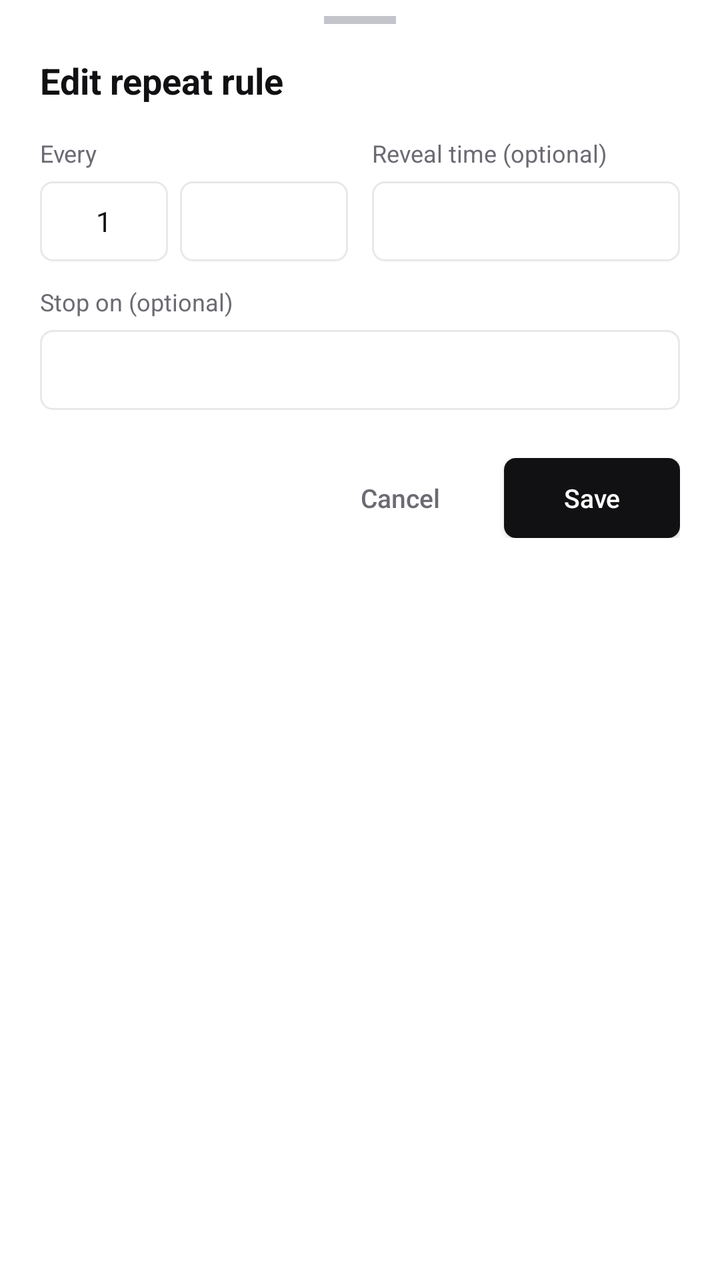
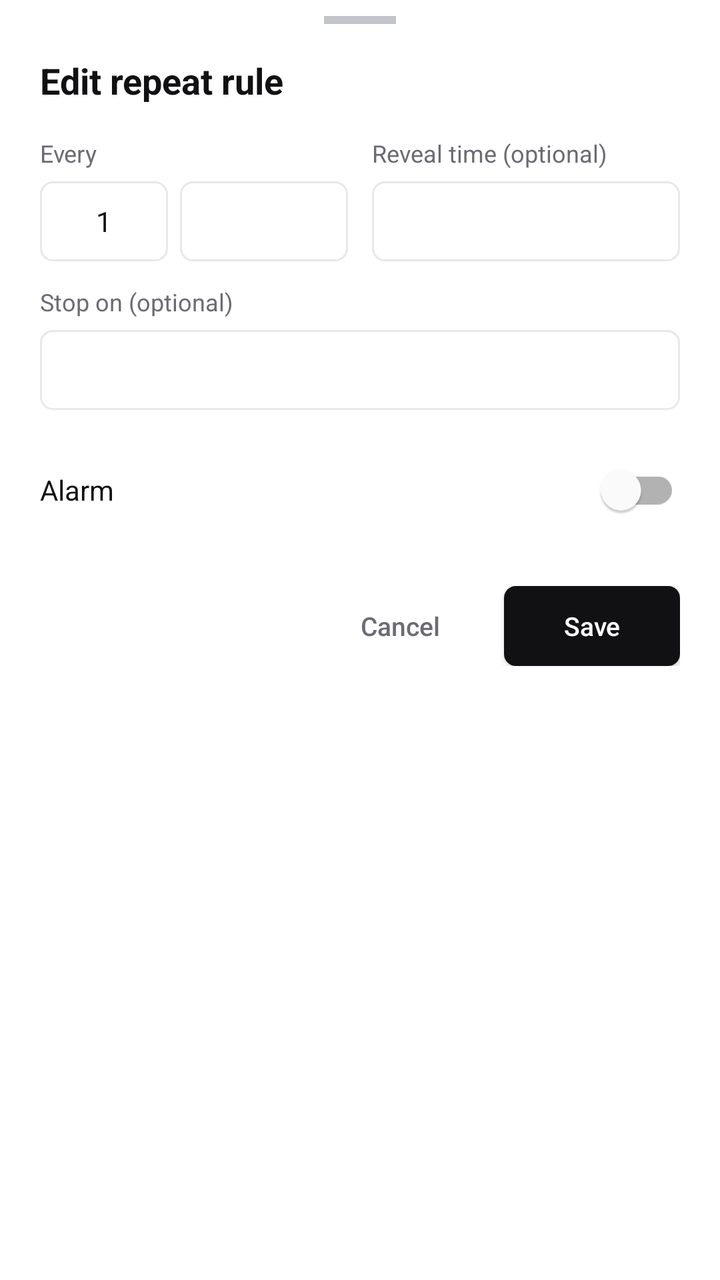

Compare the two renders of this Android layout. The source of the first and the diff that turns it into the second are given below.
<!-- AndroidManifest.xml: application theme Theme.ToDoApp -->
<!-- res/layout/sheet_repeat_editor.xml -->
<?xml version="1.0" encoding="utf-8"?>
<androidx.core.widget.NestedScrollView xmlns:android="http://schemas.android.com/apk/res/android"
    android:layout_width="match_parent"
    android:layout_height="wrap_content"
    android:background="@color/bg">

    <LinearLayout
        android:layout_width="match_parent"
        android:layout_height="wrap_content"
        android:orientation="vertical"
        android:paddingStart="20dp"
        android:paddingTop="8dp"
        android:paddingEnd="20dp"
        android:paddingBottom="20dp">

        <View
            android:layout_width="36dp"
            android:layout_height="4dp"
            android:layout_gravity="center_horizontal"
            android:layout_marginBottom="16dp"
            android:background="@color/muted_2" />

        <TextView
            android:layout_width="wrap_content"
            android:layout_height="wrap_content"
            android:layout_marginBottom="16dp"
            android:text="@string/edit_repeat_rule"
            android:textColor="@color/fg"
            android:textSize="18sp"
            android:textStyle="bold" />

        <include layout="@layout/view_repeat_controls" />

        <LinearLayout
            android:layout_width="match_parent"
            android:layout_height="wrap_content"
            android:layout_marginTop="24dp"
            android:gravity="center_vertical"
            android:orientation="horizontal">

            <Space
                android:layout_width="0dp"
                android:layout_height="1dp"
                android:layout_weight="1" />

            <androidx.appcompat.widget.AppCompatButton
                android:id="@+id/repeat_cancel"
                android:layout_width="wrap_content"
                android:layout_height="40dp"
                android:layout_marginEnd="8dp"
                android:background="@android:color/transparent"
                android:paddingStart="14dp"
                android:paddingEnd="14dp"
                android:text="@string/cancel"
                android:textAllCaps="false"
                android:textColor="@color/muted"
                android:textSize="13sp" />

            <androidx.appcompat.widget.AppCompatButton
                android:id="@+id/repeat_save"
                android:layout_width="wrap_content"
                android:layout_height="40dp"
                android:background="@drawable/bg_btn_filled"
                android:paddingStart="16dp"
                android:paddingEnd="16dp"
                android:text="@string/save"
                android:textAllCaps="false"
                android:textColor="@color/on_accent"
                android:textSize="13sp" />
        </LinearLayout>
    </LinearLayout>
</androidx.core.widget.NestedScrollView>
<!-- res/layout/view_repeat_controls.xml (included above) -->
<?xml version="1.0" encoding="utf-8"?>
<LinearLayout xmlns:android="http://schemas.android.com/apk/res/android"
    android:layout_width="match_parent"
    android:layout_height="wrap_content"
    android:orientation="vertical">

    
    <LinearLayout
        android:layout_width="match_parent"
        android:layout_height="wrap_content"
        android:orientation="horizontal">

        <LinearLayout
            android:layout_width="0dp"
            android:layout_height="wrap_content"
            android:layout_marginEnd="6dp"
            android:layout_weight="1"
            android:orientation="vertical">

            <TextView style="@style/FieldLabel" android:text="@string/repeat_every" />

            <LinearLayout
                android:layout_width="match_parent"
                android:layout_height="wrap_content"
                android:orientation="horizontal">

                <EditText
                    android:id="@+id/repeat_interval"
                    android:layout_width="64dp"
                    android:layout_height="40dp"
                    android:layout_marginEnd="6dp"
                    android:background="@drawable/bg_input"
                    android:gravity="center"
                    android:inputType="number"
                    android:text="1"
                    android:textColor="@color/fg"
                    android:textSize="14sp" />

                <Spinner
                    android:id="@+id/repeat_unit"
                    android:layout_width="0dp"
                    android:layout_height="40dp"
                    android:layout_weight="1"
                    android:background="@drawable/bg_input"
                    android:paddingStart="10dp"
                    android:paddingEnd="10dp" />
            </LinearLayout>
        </LinearLayout>

        <LinearLayout
            android:id="@+id/repeat_time_row"
            android:layout_width="0dp"
            android:layout_height="wrap_content"
            android:layout_marginStart="6dp"
            android:layout_weight="1"
            android:orientation="vertical">

            <TextView style="@style/FieldLabel" android:text="@string/reveal_time" />

            <TextView android:id="@+id/repeat_time" style="@style/FieldValue" />
        </LinearLayout>
    </LinearLayout>

    
    <LinearLayout
        android:id="@+id/repeat_weekday_field"
        android:layout_width="match_parent"
        android:layout_height="wrap_content"
        android:layout_marginTop="12dp"
        android:orientation="vertical"
        android:visibility="gone">

        <TextView style="@style/FieldLabel" android:text="@string/repeat_on" />

        <LinearLayout
            android:id="@+id/weekday_pills"
            android:layout_width="match_parent"
            android:layout_height="wrap_content"
            android:orientation="horizontal">

            <TextView style="@style/Pill" android:tag="0" android:text="Sun" />
            <TextView style="@style/Pill" android:tag="1" android:text="Mon" />
            <TextView style="@style/Pill" android:tag="2" android:text="Tue" />
            <TextView style="@style/Pill" android:tag="3" android:text="Wed" />
            <TextView style="@style/Pill" android:tag="4" android:text="Thu" />
            <TextView style="@style/Pill" android:tag="5" android:text="Fri" />
            <TextView style="@style/Pill" android:tag="6" android:text="Sat" />
        </LinearLayout>
    </LinearLayout>

    
    <LinearLayout
        android:id="@+id/repeat_monthday_field"
        android:layout_width="match_parent"
        android:layout_height="wrap_content"
        android:layout_marginTop="12dp"
        android:orientation="vertical"
        android:visibility="gone">

        <TextView style="@style/FieldLabel" android:text="@string/monthly_pattern" />

        <Spinner
            android:id="@+id/repeat_month_pattern"
            android:layout_width="match_parent"
            android:layout_height="40dp"
            android:background="@drawable/bg_input"
            android:paddingStart="10dp"
            android:paddingEnd="10dp" />
    </LinearLayout>

    
    <LinearLayout
        android:id="@+id/repeat_month_days_field"
        android:layout_width="match_parent"
        android:layout_height="wrap_content"
        android:layout_marginTop="12dp"
        android:orientation="vertical"
        android:visibility="gone">

        <TextView style="@style/FieldLabel" android:text="@string/days_of_month" />

        <EditText
            android:id="@+id/repeat_monthdays"
            android:layout_width="match_parent"
            android:layout_height="40dp"
            android:background="@drawable/bg_input"
            android:hint="@string/days_of_month_hint"
            android:inputType="text"
            android:paddingStart="10dp"
            android:paddingEnd="10dp"
            android:textColor="@color/fg"
            android:textColorHint="@color/muted"
            android:textSize="14sp" />
    </LinearLayout>

    
    <LinearLayout
        android:id="@+id/repeat_month_week_field"
        android:layout_width="match_parent"
        android:layout_height="wrap_content"
        android:layout_marginTop="12dp"
        android:orientation="vertical"
        android:visibility="gone">

        <TextView style="@style/FieldLabel" android:text="@string/week_of_month" />

        <LinearLayout
            android:id="@+id/month_week_pills"
            android:layout_width="match_parent"
            android:layout_height="wrap_content"
            android:orientation="horizontal">

            <TextView style="@style/Pill" android:tag="1" android:text="1st" />
            <TextView style="@style/Pill" android:tag="2" android:text="2nd" />
            <TextView style="@style/Pill" android:tag="3" android:text="3rd" />
            <TextView style="@style/Pill" android:tag="4" android:text="4th" />
            <TextView style="@style/Pill" android:tag="5" android:text="5th" />
        </LinearLayout>
    </LinearLayout>

    
    <LinearLayout
        android:id="@+id/repeat_month_weekday_field"
        android:layout_width="match_parent"
        android:layout_height="wrap_content"
        android:layout_marginTop="12dp"
        android:orientation="vertical"
        android:visibility="gone">

        <TextView style="@style/FieldLabel" android:text="@string/day_of_week" />

        <LinearLayout
            android:id="@+id/month_weekday_pills"
            android:layout_width="match_parent"
            android:layout_height="wrap_content"
            android:orientation="horizontal">

            <TextView style="@style/Pill" android:tag="0" android:text="Sun" />
            <TextView style="@style/Pill" android:tag="1" android:text="Mon" />
            <TextView style="@style/Pill" android:tag="2" android:text="Tue" />
            <TextView style="@style/Pill" android:tag="3" android:text="Wed" />
            <TextView style="@style/Pill" android:tag="4" android:text="Thu" />
            <TextView style="@style/Pill" android:tag="5" android:text="Fri" />
            <TextView style="@style/Pill" android:tag="6" android:text="Sat" />
        </LinearLayout>
    </LinearLayout>

    
    <LinearLayout
        android:layout_width="match_parent"
        android:layout_height="wrap_content"
        android:layout_marginTop="12dp"
        android:orientation="vertical">

        <TextView style="@style/FieldLabel" android:text="@string/stop_on" />

        <TextView android:id="@+id/repeat_end" style="@style/FieldValue" />
    </LinearLayout>
</LinearLayout>
<!-- resources referenced by this layout -->
<resources>
  <color name="bg">#FFFFFF</color>
  <color name="fg">#111113</color>
  <color name="muted">#6B6B73</color>
  <color name="muted_2">#C4C4CB</color>
  <color name="on_accent">#FFFFFF</color>
  <!-- drawable bg_btn_filled (drawable) -->
  <shape xmlns:android="http://schemas.android.com/apk/res/android" android:shape="rectangle">
      <solid android:color="@color/accent" />
      <corners android:radius="@dimen/r_sm" />
  </shape>
  <!-- drawable bg_input (drawable) -->
  <shape xmlns:android="http://schemas.android.com/apk/res/android" android:shape="rectangle">
      <solid android:color="@android:color/transparent" />
      <stroke android:width="@dimen/hairline" android:color="@color/line" />
      <corners android:radius="@dimen/r_sm" />
  </shape>
  <string name="cancel">Cancel</string>
  <string name="day_of_week">Day of week</string>
  <string name="days_of_month">Days of month</string>
  <string name="days_of_month_hint">e.g. 1, 15, 28</string>
  <string name="edit_repeat_rule">Edit repeat rule</string>
  <string name="monthly_pattern">Monthly pattern</string>
  <string name="repeat_every">Every</string>
  <string name="repeat_on">Repeat on</string>
  <string name="reveal_time">Reveal time (optional)</string>
  <string name="save">Save</string>
  <string name="stop_on">Stop on (optional)</string>
  <string name="week_of_month">Week of month</string>
  <style name="FieldLabel">
          <item name="android:layout_width">wrap_content</item>
          <item name="android:layout_height">wrap_content</item>
          <item name="android:layout_marginBottom">6dp</item>
          <item name="android:textColor">@color/muted</item>
          <item name="android:textSize">12sp</item>
      </style>
  <color name="accent">#111113</color>
  <dimen name="r_sm">6dp</dimen>
  <dimen name="hairline">1dp</dimen>
  <color name="line">#E8E8EB</color>
  <!-- drawable bg_pill (drawable) -->
  <selector xmlns:android="http://schemas.android.com/apk/res/android">
      <item android:state_selected="true" android:drawable="@drawable/bg_pill_selected" />
      <item android:drawable="@drawable/bg_pill_unselected" />
  </selector>
  <color name="warn">#D9480F</color>
  <!-- drawable bg_pill_selected (drawable) -->
  <shape xmlns:android="http://schemas.android.com/apk/res/android" android:shape="rectangle">
      <solid android:color="@color/accent" />
      <stroke android:width="@dimen/hairline" android:color="@color/accent" />
      <corners android:radius="@dimen/r_sm" />
  </shape>
  <!-- drawable bg_pill_unselected (drawable) -->
  <shape xmlns:android="http://schemas.android.com/apk/res/android" android:shape="rectangle">
      <solid android:color="@color/bg" />
      <stroke android:width="@dimen/hairline" android:color="@color/line" />
      <corners android:radius="@dimen/r_sm" />
  </shape>
  <style name="Widget.ToDoApp.BottomSheet" parent="Widget.MaterialComponents.BottomSheet.Modal">
          <item name="backgroundTint">@color/bg</item>
          <item name="shapeAppearanceOverlay">@style/ShapeAppearance.ToDoApp.Sheet</item>
      </style>
  <style name="ShapeAppearance.ToDoApp.Sheet" parent="">
          <item name="cornerFamily">rounded</item>
          <item name="cornerSizeTopLeft">18dp</item>
          <item name="cornerSizeTopRight">18dp</item>
          <item name="cornerSizeBottomLeft">0dp</item>
          <item name="cornerSizeBottomRight">0dp</item>
      </style>
  <!-- unchanged entries left out for length: 4 -->
</resources>

<!-- the commit's change to res/layout/sheet_repeat_editor.xml (unified diff, before → after) -->
@@ -30,6 +30,44 @@
             android:textStyle="bold" />
 
         <include layout="@layout/view_repeat_controls" />
+
+        
+        <LinearLayout
+            android:id="@+id/repeat_alarm_row"
+            android:layout_width="match_parent"
+            android:layout_height="wrap_content"
+            android:layout_marginTop="16dp"
+            android:gravity="center_vertical"
+            android:orientation="horizontal">
+
+            <TextView
+                android:layout_width="0dp"
+                android:layout_height="wrap_content"
+                android:layout_weight="1"
+                android:text="@string/alarm_label"
+                android:textColor="@color/fg"
+                android:textSize="14sp" />
+
+            <com.google.android.material.switchmaterial.SwitchMaterial
+                android:id="@+id/repeat_alarm_switch"
+                android:layout_width="wrap_content"
+                android:layout_height="wrap_content" />
+        </LinearLayout>
+
+        <LinearLayout
+            android:id="@+id/repeat_alarm_controls"
+            android:layout_width="match_parent"
+            android:layout_height="wrap_content"
+            android:layout_marginTop="12dp"
+            android:orientation="vertical"
+            android:visibility="gone">
+
+            <TextView style="@style/FieldLabel" android:text="@string/alarm_time_label" />
+
+            <TextView
+                android:id="@+id/repeat_alarm_time_value"
+                style="@style/FieldValue" />
+        </LinearLayout>
 
         <LinearLayout
             android:layout_width="match_parent"
<!-- resource entries referenced after the edit -->
@@ -16,6 +16,8 @@
       <stroke android:width="@dimen/hairline" android:color="@color/line" />
       <corners android:radius="@dimen/r_sm" />
   </shape>
+  <string name="alarm_label">Alarm</string>
+  <string name="alarm_time_label">Alarm time</string>
   <string name="cancel">Cancel</string>
   <string name="day_of_week">Day of week</string>
   <string name="days_of_month">Days of month</string>
